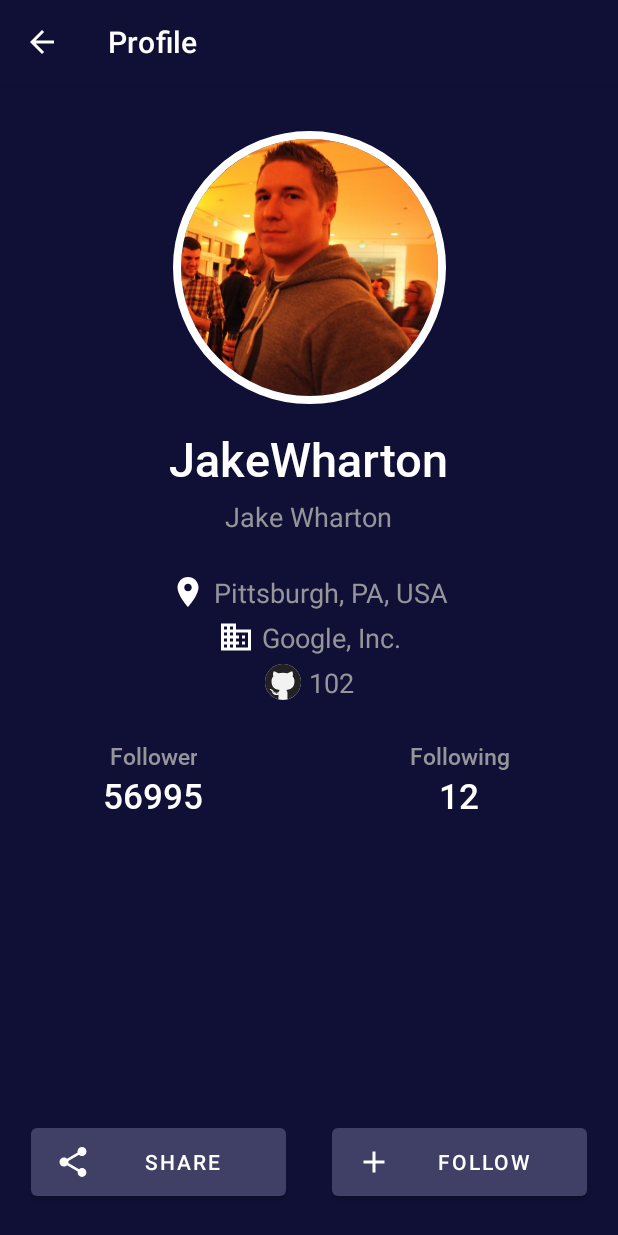
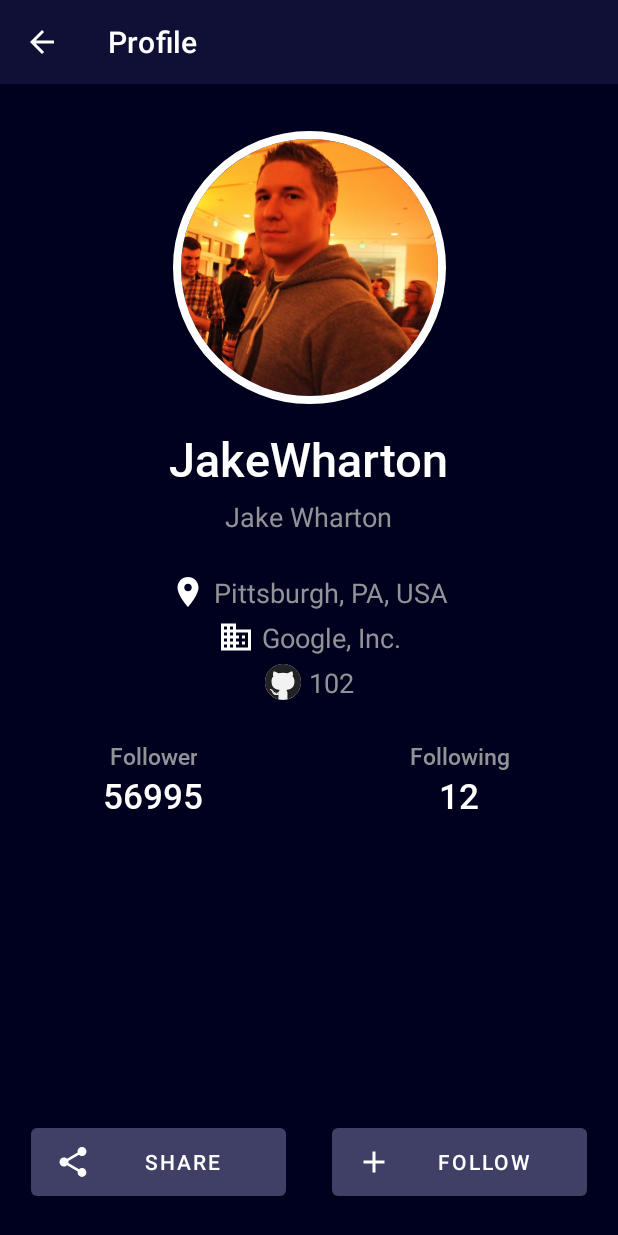
Before and after one commit to adityaids/MyGithubUserApps, an Android app: the MainActivity screen opened directly, with no data from a screen before it, after a tap on "JakeWharton", on a phone screen of 412 x 824 dp. Run offline under Robolectric (Android 15) with nearby library versions, the phone set to English and light mode, and no system bars; our stand-ins replace CircleImageView, sdp/ssp sizes.

Commit message:
new commit

```diff
--- a/app/src/main/AndroidManifest.xml
+++ b/app/src/main/AndroidManifest.xml
@@ -20,7 +20,7 @@
             </intent-filter>
         </activity>
         <activity android:name="com.aditya.mygithubuserapps.MainActivity" />
-        <activity android:name="com.aditya.mygithubuserapps.ProfilActivity"
+        <activity android:name="com.aditya.mygithubuserapps.ProfileActivity"
             android:parentActivityName="com.aditya.mygithubuserapps.MainActivity">
             <meta-data
                 android:name="android.support.PARENT_ACTIVITY"
--- a/app/src/main/java/com/aditya/mygithubuserapps/MainActivity.kt
+++ b/app/src/main/java/com/aditya/mygithubuserapps/MainActivity.kt
@@ -45,10 +45,10 @@ class MainActivity : AppCompatActivity() {
 
         userVerticalAdapter.setOnItemClickCallback(object: OnClickedRecyclerItem {
             override fun onItemClicked(userModel: UserModel, imageView: View) {
-                val imagePair = Pair.create(imageView, ProfilActivity.EXTRA_IMAGE_TRANSITION)
+                val imagePair = Pair.create(imageView, ProfileActivity.EXTRA_IMAGE_TRANSITION)
 
-                val intent = Intent(this@MainActivity, ProfilActivity::class.java).apply {
-                    putExtra(ProfilActivity.EXTRA_DATA, userModel)
+                val intent = Intent(this@MainActivity, ProfileActivity::class.java).apply {
+                    putExtra(ProfileActivity.EXTRA_DATA, userModel)
                 }
 
                 if (Build.VERSION.SDK_INT >= Build.VERSION_CODES.LOLLIPOP) {
@@ -62,10 +62,10 @@ class MainActivity : AppCompatActivity() {
 
         userHorizontalAdapter.setOnItemCLickCallback(object: OnClickedRecyclerItem {
             override fun onItemClicked(userModel: UserModel, imageView: View) {
-                val imagePair = Pair.create(imageView, ProfilActivity.EXTRA_IMAGE_TRANSITION)
+                val imagePair = Pair.create(imageView, ProfileActivity.EXTRA_IMAGE_TRANSITION)
 
-                val intent = Intent(this@MainActivity, ProfilActivity::class.java).apply {
-                    putExtra(ProfilActivity.EXTRA_DATA, userModel)
+                val intent = Intent(this@MainActivity, ProfileActivity::class.java).apply {
+                    putExtra(ProfileActivity.EXTRA_DATA, userModel)
                 }
 
                 if (Build.VERSION.SDK_INT >= Build.VERSION_CODES.LOLLIPOP) {
--- a/app/src/main/java/com/aditya/mygithubuserapps/ProfilActivity.kt
+++ b/app/src/main/java/com/aditya/mygithubuserapps/ProfileActivity.kt
@@ -6,22 +6,22 @@ import android.view.View
 import android.widget.Toast
 import androidx.appcompat.app.AppCompatActivity
 import androidx.core.content.ContextCompat
-import com.aditya.mygithubuserapps.databinding.ActivityProfilBinding
+import com.aditya.mygithubuserapps.databinding.ActivityProfileBinding
 import com.aditya.mygithubuserapps.model.UserModel
 import com.bumptech.glide.Glide
 
-class ProfilActivity : AppCompatActivity(), View.OnClickListener {
+class ProfileActivity : AppCompatActivity(), View.OnClickListener {
 
     companion object{
         const val EXTRA_IMAGE_TRANSITION: String = "extra_image_transition"
         const val EXTRA_DATA: String = "extra_data"
     }
     private lateinit var userDetail: UserModel
-    private lateinit var binding: ActivityProfilBinding
+    private lateinit var binding: ActivityProfileBinding
 
     override fun onCreate(savedInstanceState: Bundle?) {
         super.onCreate(savedInstanceState)
-        binding = ActivityProfilBinding.inflate(layoutInflater)
+        binding = ActivityProfileBinding.inflate(layoutInflater)
         setContentView(binding.root)
 
         supportActionBar?.title = "Profile"
--- a/app/src/main/java/com/aditya/mygithubuserapps/adapter/UserHorizontalAdapter.kt
+++ b/app/src/main/java/com/aditya/mygithubuserapps/adapter/UserHorizontalAdapter.kt
@@ -46,11 +46,11 @@ class UserHorizontalAdapter : RecyclerView.Adapter<UserHorizontalAdapter.UserHor
             Glide.with(itemView.context)
                 .load(userModel.avatar)
                 .apply(RequestOptions().override(80, 80))
-                .into(binding.imgProfilHorizontal)
+                .into(binding.imgProfileHorizontal)
             binding.tvNameHorizontal.text = userModel.name
             binding.tvUsernameHorizontal.text = userModel.userName
 
-            itemView.setOnClickListener { onItemClickedRecyclerCallback.onItemClicked(userModel, binding.imgProfilHorizontal) }
+            itemView.setOnClickListener { onItemClickedRecyclerCallback.onItemClicked(userModel, binding.imgProfileHorizontal) }
         }
     }
 }
--- a/app/src/main/java/com/aditya/mygithubuserapps/adapter/UserVerticalAdapter.kt
+++ b/app/src/main/java/com/aditya/mygithubuserapps/adapter/UserVerticalAdapter.kt
@@ -51,7 +51,7 @@ class UserVerticalAdapter : RecyclerView.Adapter<UserVerticalAdapter.UserVertica
             Glide.with(itemView.context)
                 .load(userModel.avatar)
                 .apply(RequestOptions().override(80, 80))
-                .into(binding.imgProfil)
+                .into(binding.imgProfile)
             binding.btnFollow.setOnClickListener {
                 if (userModel.isFavorited) {
                     binding.btnFollow.text = itemView.context.getString(R.string.follow)
@@ -66,7 +66,7 @@ class UserVerticalAdapter : RecyclerView.Adapter<UserVerticalAdapter.UserVertica
                 }
             }
             itemView.setOnClickListener {
-                onItemClickedRecyclerCallback.onItemClicked(userModel, binding.imgProfil)
+                onItemClickedRecyclerCallback.onItemClicked(userModel, binding.imgProfile)
             }
         }
     }
--- a/app/src/main/res/layout/activity_profil.xml
+++ b/app/src/main/res/layout/activity_profile.xml
@@ -5,8 +5,8 @@
     xmlns:tools="http://schemas.android.com/tools"
     android:layout_width="match_parent"
     android:layout_height="match_parent"
-    android:background="@color/primary"
-    tools:context=".ProfilActivity">
+    android:background="@color/primary_dark"
+    tools:context=".ProfileActivity">
 
     <de.hdodenhof.circleimageview.CircleImageView
         android:id="@+id/img_detail_profile"
--- a/app/src/main/res/layout/user_items.xml
+++ b/app/src/main/res/layout/user_items.xml
@@ -17,7 +17,7 @@
         android:background="@color/primary">
 
         <de.hdodenhof.circleimageview.CircleImageView
-            android:id="@+id/img_profil"
+            android:id="@+id/img_profile"
             android:layout_width="@dimen/_64sdp"
             android:layout_height="@dimen/_64sdp"
             android:layout_marginTop="@dimen/_8sdp"
@@ -40,7 +40,7 @@
             android:textColor="@color/white"
             android:textSize="@dimen/_16ssp"
             android:fontFamily="@font/roboto_medium"
-            app:layout_constraintStart_toEndOf="@+id/img_profil"
+            app:layout_constraintStart_toEndOf="@+id/img_profile"
             app:layout_constraintTop_toTopOf="parent"
             tools:text="jake wharton" />
 
@@ -53,7 +53,7 @@
             android:textSize="@dimen/_10ssp"
             android:textColor="@color/text_secondary_color"
             app:layout_constraintTop_toBottomOf="@+id/tv_name"
-            app:layout_constraintStart_toEndOf="@+id/img_profil"
+            app:layout_constraintStart_toEndOf="@+id/img_profile"
             tools:text="jakeWharton"/>
 
         <Button
--- a/app/src/main/res/layout/user_items_horizontal.xml
+++ b/app/src/main/res/layout/user_items_horizontal.xml
@@ -18,7 +18,7 @@
         android:padding="@dimen/_4sdp">
 
         <de.hdodenhof.circleimageview.CircleImageView
-            android:id="@+id/img_profil_horizontal"
+            android:id="@+id/img_profile_horizontal"
             android:layout_width="@dimen/_56sdp"
             android:layout_height="@dimen/_56sdp"
             android:layout_marginTop="@dimen/_4sdp"
@@ -33,7 +33,7 @@
             android:layout_height="wrap_content"
             android:layout_marginTop="@dimen/_14sdp"
             app:layout_constraintStart_toStartOf="parent"
-            app:layout_constraintTop_toBottomOf="@+id/img_profil_horizontal"
+            app:layout_constraintTop_toBottomOf="@+id/img_profile_horizontal"
             app:layout_constraintEnd_toEndOf="parent"
             android:textColor="@color/white"
             android:textSize="@dimen/_10ssp"
```
